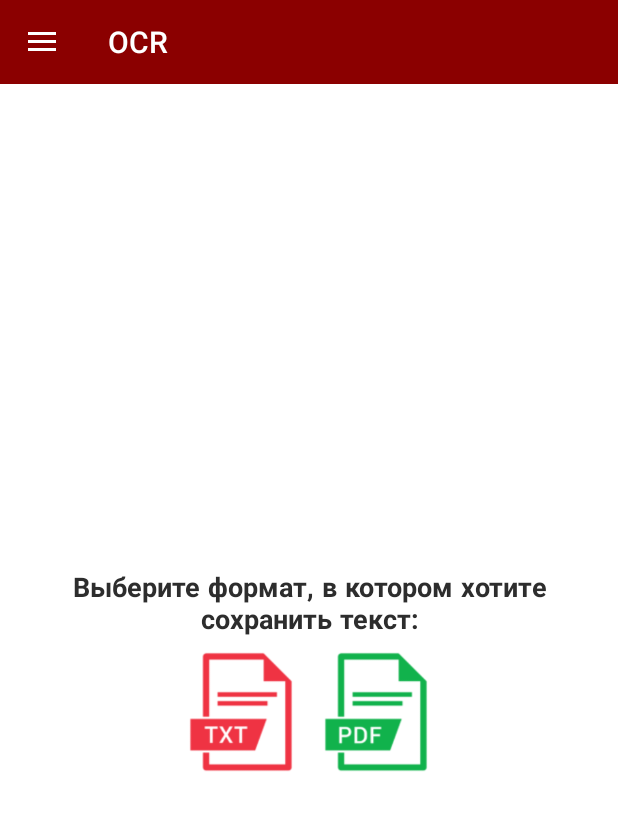
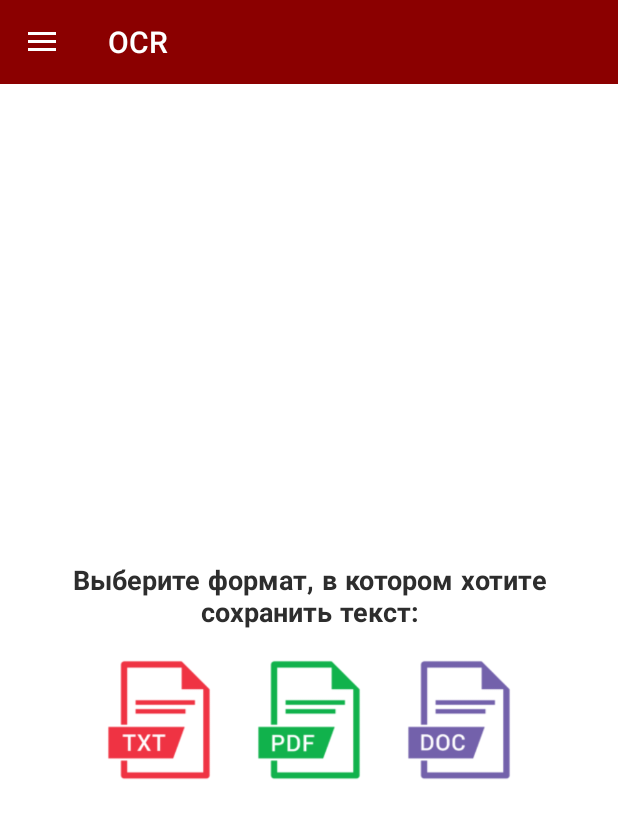
Before and after one commit to AlexanderKirillov/OCR, an Android app: the fragment ExportFragment placed in its activity, on a phone screen of 412 x 824 dp. Shown: the top 819 px of the screen. Run offline under Robolectric (Android 15) with nearby library versions, the phone set to English and light mode, and no system bars; our stand-ins replace Picasso; libraries missing offline, so code that uses them is left out: com.googlecode.tesseract, com.itextpdf.text; Roboto replaces fonts that are not available here; 1 statement that could not run was skipped.

Commit message:
Added option to export result text to .doc file (word document) & small fixes

```diff
--- a/app/build.gradle
+++ b/app/build.gradle
@@ -34,4 +34,5 @@ dependencies {
     implementation 'com.github.scijoker:spinner2:1.0.1'
     implementation 'com.github.castorflex.smoothprogressbar:library:1.1.0'
     implementation 'com.itextpdf:itextg:5.5.10'
+    implementation files('libs\\java2word-3.3.jar')
 }
--- a/app/src/main/res/layout/export_fragment.xml
+++ b/app/src/main/res/layout/export_fragment.xml
@@ -66,6 +66,7 @@
             android:id="@+id/ll1"
             android:layout_width="match_parent"
             android:layout_height="100sp"
+            android:layout_marginTop="10dp"
             android:gravity="center"
             android:orientation="horizontal">
 
@@ -74,7 +75,7 @@
                 android:layout_width="80sp"
                 android:layout_height="80sp"
                 android:layout_gravity="center"
-                android:layout_marginRight="10dp"
+                android:layout_marginRight="20dp"
                 android:background="@null"
                 android:scaleType="centerInside"
                 android:src="@drawable/txt" />
@@ -84,9 +85,19 @@
                 android:layout_width="80sp"
                 android:layout_height="80sp"
                 android:layout_gravity="center"
+                android:layout_marginRight="20dp"
                 android:background="@null"
                 android:scaleType="centerInside"
                 android:src="@drawable/pdf" />
+
+            <ImageButton
+                android:id="@+id/textToDoc"
+                android:layout_width="80sp"
+                android:layout_height="80sp"
+                android:layout_gravity="center"
+                android:background="@null"
+                android:scaleType="centerInside"
+                android:src="@drawable/doc" />
         </LinearLayout>
     </LinearLayout>
 
```
Also changed, not shown: app/src/main/java/org/vogu35/ocr/Utilities.java (+36 -2 lines), app/src/main/java/org/vogu35/ocr/ui/main/ExportFragment.java (+61 -1 lines), app/libs/java2word-3.3.jar (added), app/src/main/res/drawable/doc.png (added).
